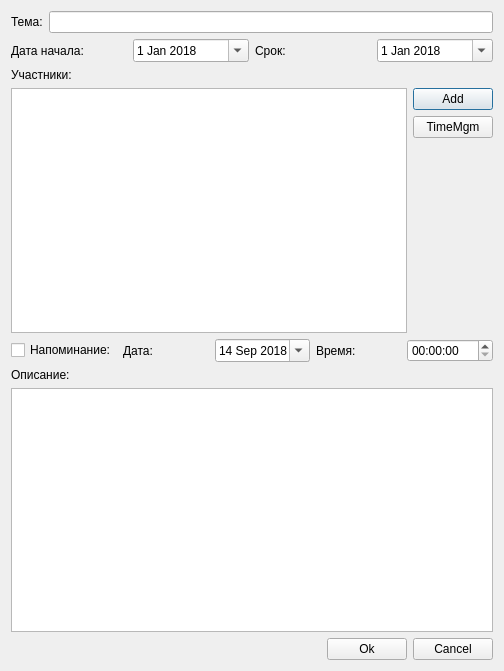
The window that gui/templates/task_create.ui (geektasks/client) describes before a commit, drawn with Qt 5.
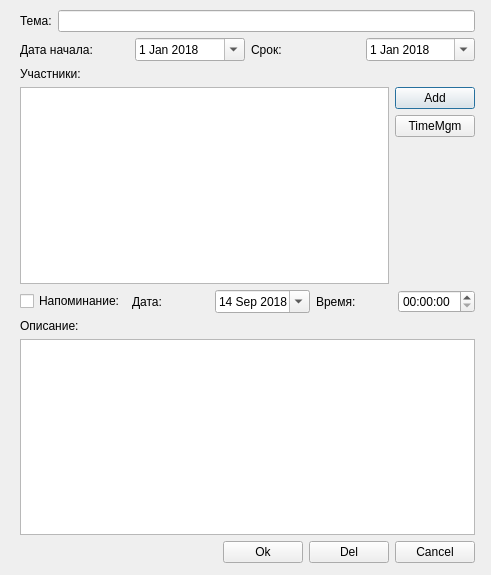
The same window after the commit.

Diff of the .ui file:
```diff
--- a/gui/templates/task_create.ui
+++ b/gui/templates/task_create.ui
@@ -6,17 +6,24 @@
    <rect>
     <x>0</x>
     <y>0</y>
-    <width>504</width>
-    <height>671</height>
+    <width>491</width>
+    <height>575</height>
    </rect>
   </property>
   <property name="windowTitle">
    <string>Dialog</string>
   </property>
+  <widget class="QWidget" name="">
+   <property name="geometry">
+    <rect>
+     <x>20</x>
+     <y>10</y>
+     <width>455</width>
+     <height>553</height>
+    </rect>
+   </property>
   <layout class="QGridLayout" name="gridLayout">
    <item row="0" column="0">
-    <layout class="QVBoxLayout" name="verticalLayout_4">
-     <item>
       <layout class="QVBoxLayout" name="verticalLayout_2">
        <item>
         <layout class="QHBoxLayout" name="horizontalLayout_5">
@@ -113,7 +120,7 @@
        </item>
       </layout>
      </item>
-     <item>
+    <item row="1" column="0">
       <layout class="QVBoxLayout" name="verticalLayout_3">
        <item>
         <widget class="QLabel" name="label_4">
@@ -162,7 +169,7 @@
        </item>
       </layout>
      </item>
-     <item>
+    <item row="2" column="0">
       <layout class="QHBoxLayout" name="horizontalLayout_3">
        <item>
         <widget class="QCheckBox" name="checkBox">
@@ -228,7 +235,7 @@
        </item>
       </layout>
      </item>
-     <item>
+    <item row="3" column="0">
       <layout class="QVBoxLayout" name="verticalLayout_5">
        <item>
         <widget class="QLabel" name="label_5">
@@ -242,7 +249,7 @@
        </item>
       </layout>
      </item>
-     <item>
+    <item row="4" column="0">
       <layout class="QHBoxLayout" name="horizontalLayout_4">
        <item>
         <spacer name="horizontalSpacer">
@@ -251,7 +258,7 @@
          </property>
          <property name="sizeHint" stdset="0">
           <size>
-           <width>40</width>
+          <width>208</width>
            <height>20</height>
           </size>
          </property>
@@ -264,6 +271,13 @@
          </property>
         </widget>
        </item>
+      <item>
+       <widget class="QPushButton" name="delTask">
+        <property name="text">
+         <string>Del</string>
+        </property>
+       </widget>
+      </item>
        <item>
         <widget class="QPushButton" name="cancel">
          <property name="text">
@@ -274,8 +288,7 @@
       </layout>
      </item>
     </layout>
-   </item>
-  </layout>
+  </widget>
  </widget>
  <resources/>
  <connections/>
```
Lines whose indentation alone changed are shown as unchanged.
